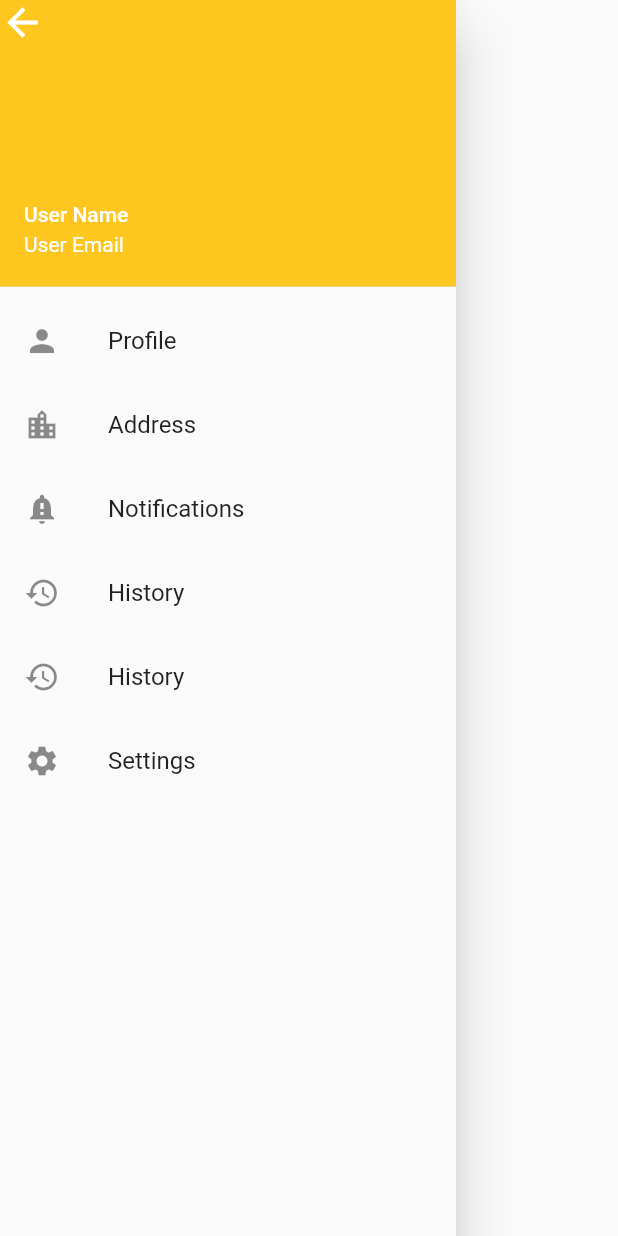
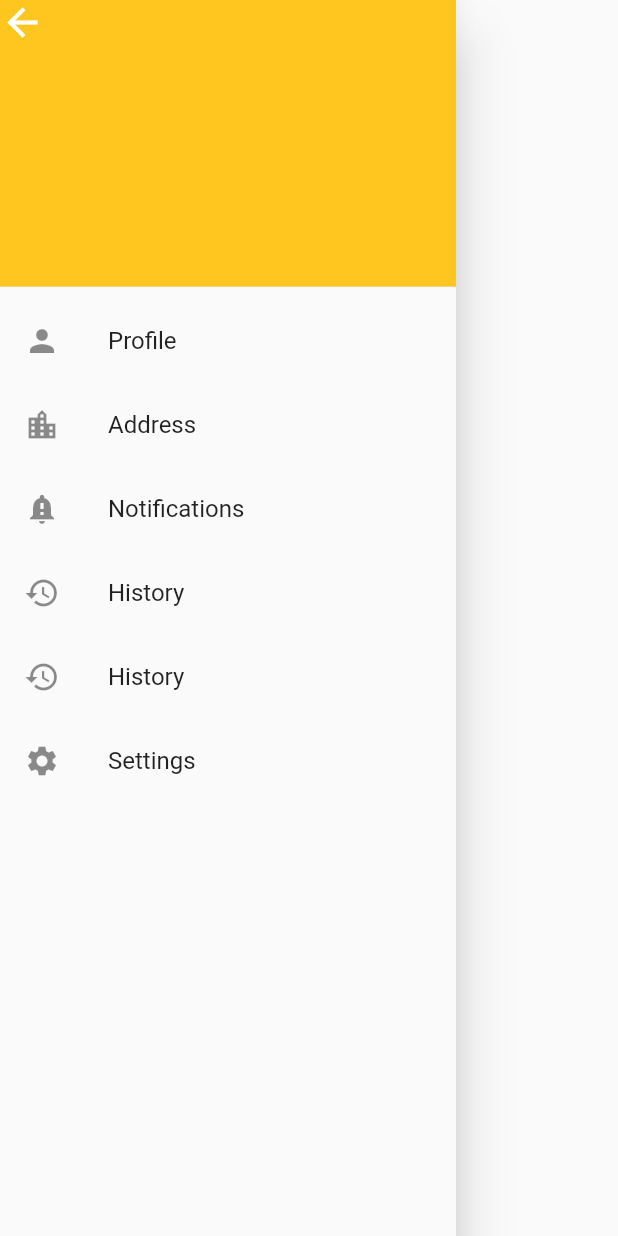
Before and after one commit to marawanthedev/FoodLyft, a Flutter app: the DrawerOptions widget shown alone on an empty page, opened directly, on a phone screen of 412 x 824 dp. Run offline on Flutter 3.47's test engine with Material 2 defaults, Android fonts, the phone set to English and light mode, and no system bars; our stand-ins replace image_picker, sliding_up_panel, smooth_star_rating; missing offline and left inert: dart:ffi; accounts and stored records are empty.

Commit message:
username and email in auth are now displayed in sidenav

```diff
--- a/lib/components/drawer_Options.dart
+++ b/lib/components/drawer_Options.dart
@@ -1,12 +1,16 @@
 import 'package:flutter/material.dart';
+import 'package:foodlyft/providers/UserAuth.provider.dart';
 import 'package:foodlyft/screens/Restaurantlist/Constants.dart';
 import 'package:foodlyft/screens/settings/settings_screen.dart';
+import 'package:provider/provider.dart';
 import '../screens/Restaurantlist/Restaurant_List.dart';
 import '../screens/Restaurantlist/Constants.dart';
 
 class DrawerOptions extends StatefulWidget {
   @override
   _DrawerOptionsState createState() => _DrawerOptionsState();
+
+  var userAuthProvider;
 }
 
 class _DrawerOptionsState extends State<DrawerOptions> {
@@ -16,6 +20,8 @@ class _DrawerOptionsState extends State<DrawerOptions> {
 
   @override
   Widget build(BuildContext context) {
+    widget.userAuthProvider = Provider.of<UserAuthProvider>(context);
+
     return Drawer(
       child: SafeArea(
         child: Column(
@@ -40,8 +46,10 @@ class _DrawerOptionsState extends State<DrawerOptions> {
               decoration: BoxDecoration(
                 color: appMainColor,
               ),
-              accountName: Text("User Name"),
-              accountEmail: Text("User Email"),
+
+
+              accountName: Text("${widget.userAuthProvider.isUserInAuth()?widget.userAuthProvider.getUserInAuth().name:''}"),
+              accountEmail: Text("${widget.userAuthProvider.isUserInAuth()?widget.userAuthProvider.getUserInAuth().email:''}"),
             ),
             ListTile(
               title: Text("Profile"),
@@ -71,11 +79,11 @@ class _DrawerOptionsState extends State<DrawerOptions> {
             ListTile(
               title: Text("Settings"),
               leading: Icon(Icons.settings),
-              // onTap: () => Navigator.push(
-              //   context,
-              //   MaterialPageRoute(builder: (context) => Settings()),
-              // ),
-              onTap: () => _navigate("settings_screen"),
+              onTap: () => Navigator.push(
+                context,
+                MaterialPageRoute(builder: (context) => Settings()),
+              ),
+              // onTap: () => _navigate("settings_screen"),
             ),
           ],
         ),
--- a/lib/main.dart
+++ b/lib/main.dart
@@ -40,7 +40,7 @@ void main() {
     child: MaterialApp(
       // theme: ThemeData(fontFamily: 'PlayfairDisplay'),
       debugShowCheckedModeBanner: false,
-      initialRoute: "/Restaurant_List",
+      initialRoute: "/splash_screen",
       // ignore: missing_return
       onGenerateRoute: (settings) {
         switch (settings.name) {
--- a/lib/screens/Login/login.dart
+++ b/lib/screens/Login/login.dart
@@ -21,6 +21,7 @@ class LoginScreen extends StatefulWidget {
   final emailCtrl = TextEditingController();
   final passwordCtrl = TextEditingController();
   var userAuthProvider;
+
 }
 
 class _LoginScreenState extends State<LoginScreen> {
--- a/lib/screens/fooddetailsscreen/food_details.dart
+++ b/lib/screens/fooddetailsscreen/food_details.dart
@@ -69,6 +69,7 @@ class _FoodDetailsState extends State<FoodDetails> {
               height: size.height * 0.45,
               width: size.width,
               fit: BoxFit.fill,
+              alignment: Alignment.center,
               scale: 1.5,
             ),
           ),
```
Also changed, not shown: pubspec.lock.
